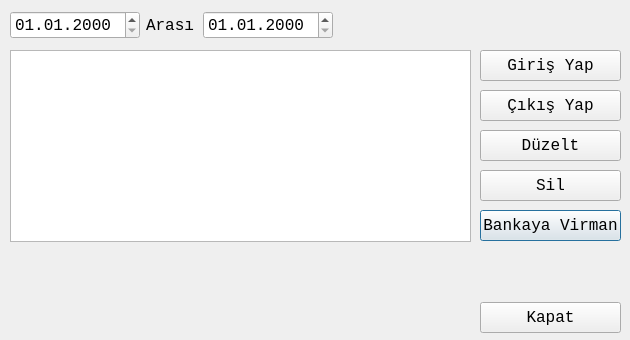
Qt form kasadialogform.ui (mamoo81/bhss) before a commit.
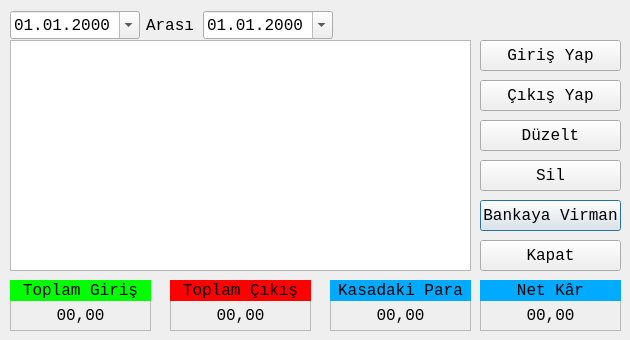
The same form after that commit. Icons and pictures are not drawn.

Commit message: kasa hareketleri giriş eklendi. tarih düzeltmesi yapıld

```diff
--- a/kasadialogform.ui
+++ b/kasadialogform.ui
@@ -10,6 +10,18 @@
     <height>340</height>
    </rect>
   </property>
+  <property name="minimumSize">
+   <size>
+    <width>630</width>
+    <height>340</height>
+   </size>
+  </property>
+  <property name="maximumSize">
+   <size>
+    <width>630</width>
+    <height>340</height>
+   </size>
+  </property>
   <property name="font">
    <font>
     <family>Monospace</family>
@@ -23,17 +35,26 @@
    <property name="geometry">
     <rect>
      <x>10</x>
-     <y>50</y>
+     <y>40</y>
      <width>461</width>
-     <height>192</height>
+     <height>231</height>
     </rect>
    </property>
+   <property name="selectionMode">
+    <enum>QAbstractItemView::SingleSelection</enum>
+   </property>
+   <property name="selectionBehavior">
+    <enum>QAbstractItemView::SelectRows</enum>
+   </property>
+   <property name="sortingEnabled">
+    <bool>true</bool>
+   </property>
   </widget>
   <widget class="QPushButton" name="pushButton_5">
    <property name="geometry">
     <rect>
      <x>480</x>
-     <y>210</y>
+     <y>200</y>
      <width>141</width>
      <height>31</height>
     </rect>
@@ -46,7 +67,7 @@
    <property name="geometry">
     <rect>
      <x>480</x>
-     <y>302</y>
+     <y>240</y>
      <width>141</width>
      <height>31</height>
     </rect>
@@ -69,7 +90,7 @@
    <property name="geometry">
     <rect>
      <x>480</x>
-     <y>50</y>
+     <y>40</y>
      <width>141</width>
      <height>31</height>
     </rect>
@@ -95,7 +116,7 @@
    <property name="geometry">
     <rect>
      <x>480</x>
-     <y>90</y>
+     <y>80</y>
      <width>141</width>
      <height>31</height>
     </rect>
@@ -121,7 +142,7 @@
    <property name="geometry">
     <rect>
      <x>480</x>
-     <y>130</y>
+     <y>120</y>
      <width>141</width>
      <height>31</height>
     </rect>
@@ -147,7 +168,7 @@
    <property name="geometry">
     <rect>
      <x>480</x>
-     <y>170</y>
+     <y>160</y>
      <width>141</width>
      <height>31</height>
     </rect>
@@ -169,6 +190,228 @@
     <enum>Qt::ToolButtonTextBesideIcon</enum>
    </property>
   </widget>
+  <widget class="QFrame" name="frame">
+   <property name="geometry">
+    <rect>
+     <x>10</x>
+     <y>280</y>
+     <width>141</width>
+     <height>51</height>
+    </rect>
+   </property>
+   <property name="frameShape">
+    <enum>QFrame::StyledPanel</enum>
+   </property>
+   <property name="frameShadow">
+    <enum>QFrame::Raised</enum>
+   </property>
+   <widget class="QLabel" name="label_2">
+    <property name="geometry">
+     <rect>
+      <x>0</x>
+      <y>0</y>
+      <width>141</width>
+      <height>21</height>
+     </rect>
+    </property>
+    <property name="styleSheet">
+     <string notr="true">background-color: rgb(0, 255, 0);</string>
+    </property>
+    <property name="text">
+     <string>Toplam Giriş</string>
+    </property>
+    <property name="alignment">
+     <set>Qt::AlignCenter</set>
+    </property>
+   </widget>
+   <widget class="QLabel" name="ToplamGirislabel">
+    <property name="geometry">
+     <rect>
+      <x>10</x>
+      <y>25</y>
+      <width>121</width>
+      <height>20</height>
+     </rect>
+    </property>
+    <property name="text">
+     <string>00,00</string>
+    </property>
+    <property name="alignment">
+     <set>Qt::AlignCenter</set>
+    </property>
+   </widget>
+  </widget>
+  <widget class="QFrame" name="frame_2">
+   <property name="geometry">
+    <rect>
+     <x>170</x>
+     <y>280</y>
+     <width>141</width>
+     <height>51</height>
+    </rect>
+   </property>
+   <property name="frameShape">
+    <enum>QFrame::StyledPanel</enum>
+   </property>
+   <property name="frameShadow">
+    <enum>QFrame::Raised</enum>
+   </property>
+   <widget class="QLabel" name="label_3">
+    <property name="geometry">
+     <rect>
+      <x>0</x>
+      <y>0</y>
+      <width>141</width>
+      <height>21</height>
+     </rect>
+    </property>
+    <property name="font">
+     <font>
+      <family>Monospace</family>
+      <pointsize>12</pointsize>
+     </font>
+    </property>
+    <property name="styleSheet">
+     <string notr="true">background-color: rgb(255, 0, 0);</string>
+    </property>
+    <property name="text">
+     <string>Toplam Çıkış</string>
+    </property>
+    <property name="alignment">
+     <set>Qt::AlignCenter</set>
+    </property>
+   </widget>
+   <widget class="QLabel" name="ToplamCikislabel">
+    <property name="geometry">
+     <rect>
+      <x>10</x>
+      <y>25</y>
+      <width>121</width>
+      <height>20</height>
+     </rect>
+    </property>
+    <property name="text">
+     <string>00,00</string>
+    </property>
+    <property name="alignment">
+     <set>Qt::AlignCenter</set>
+    </property>
+   </widget>
+  </widget>
+  <widget class="QFrame" name="frame_3">
+   <property name="geometry">
+    <rect>
+     <x>330</x>
+     <y>280</y>
+     <width>141</width>
+     <height>51</height>
+    </rect>
+   </property>
+   <property name="frameShape">
+    <enum>QFrame::StyledPanel</enum>
+   </property>
+   <property name="frameShadow">
+    <enum>QFrame::Raised</enum>
+   </property>
+   <widget class="QLabel" name="label_4">
+    <property name="geometry">
+     <rect>
+      <x>0</x>
+      <y>0</y>
+      <width>141</width>
+      <height>21</height>
+     </rect>
+    </property>
+    <property name="font">
+     <font>
+      <family>Monospace</family>
+      <pointsize>12</pointsize>
+     </font>
+    </property>
+    <property name="styleSheet">
+     <string notr="true">background-color: rgb(0, 170, 255);</string>
+    </property>
+    <property name="text">
+     <string>Kasadaki Para</string>
+    </property>
+    <property name="alignment">
+     <set>Qt::AlignCenter</set>
+    </property>
+   </widget>
+   <widget class="QLabel" name="KasadakiParalabel">
+    <property name="geometry">
+     <rect>
+      <x>10</x>
+      <y>25</y>
+      <width>121</width>
+      <height>20</height>
+     </rect>
+    </property>
+    <property name="text">
+     <string>00,00</string>
+    </property>
+    <property name="alignment">
+     <set>Qt::AlignCenter</set>
+    </property>
+   </widget>
+  </widget>
+  <widget class="QFrame" name="frame_4">
+   <property name="geometry">
+    <rect>
+     <x>480</x>
+     <y>280</y>
+     <width>141</width>
+     <height>51</height>
+    </rect>
+   </property>
+   <property name="frameShape">
+    <enum>QFrame::StyledPanel</enum>
+   </property>
+   <property name="frameShadow">
+    <enum>QFrame::Raised</enum>
+   </property>
+   <widget class="QLabel" name="label_5">
+    <property name="geometry">
+     <rect>
+      <x>0</x>
+      <y>0</y>
+      <width>141</width>
+      <height>21</height>
+     </rect>
+    </property>
+    <property name="font">
+     <font>
+      <family>Monospace</family>
+      <pointsize>12</pointsize>
+     </font>
+    </property>
+    <property name="styleSheet">
+     <string notr="true">background-color: rgb(0, 170, 255);</string>
+    </property>
+    <property name="text">
+     <string>Net Kâr</string>
+    </property>
+    <property name="alignment">
+     <set>Qt::AlignCenter</set>
+    </property>
+   </widget>
+   <widget class="QLabel" name="NetKarlabel">
+    <property name="geometry">
+     <rect>
+      <x>10</x>
+      <y>25</y>
+      <width>121</width>
+      <height>20</height>
+     </rect>
+    </property>
+    <property name="text">
+     <string>00,00</string>
+    </property>
+    <property name="alignment">
+     <set>Qt::AlignCenter</set>
+    </property>
+   </widget>
+  </widget>
   <widget class="QWidget" name="">
    <property name="geometry">
     <rect>
@@ -180,10 +423,13 @@
    </property>
    <layout class="QHBoxLayout" name="horizontalLayout">
     <item>
-     <widget class="QDateEdit" name="dateEdit">
+     <widget class="QDateTimeEdit" name="BaslangicdateTimeEdit">
       <property name="displayFormat">
        <string>dd.MM.yyyy</string>
       </property>
+      <property name="calendarPopup">
+       <bool>true</bool>
+      </property>
      </widget>
     </item>
     <item>
@@ -194,10 +440,13 @@
      </widget>
     </item>
     <item>
-     <widget class="QDateEdit" name="dateEdit_2">
+     <widget class="QDateTimeEdit" name="BitisdateTimeEdit">
       <property name="displayFormat">
        <string>dd.MM.yyyy</string>
       </property>
+      <property name="calendarPopup">
+       <bool>true</bool>
+      </property>
      </widget>
     </item>
    </layout>
```
Left out of the diff: 12 changed lines with no effect on the pictures. The commit also changes 14 other files.
